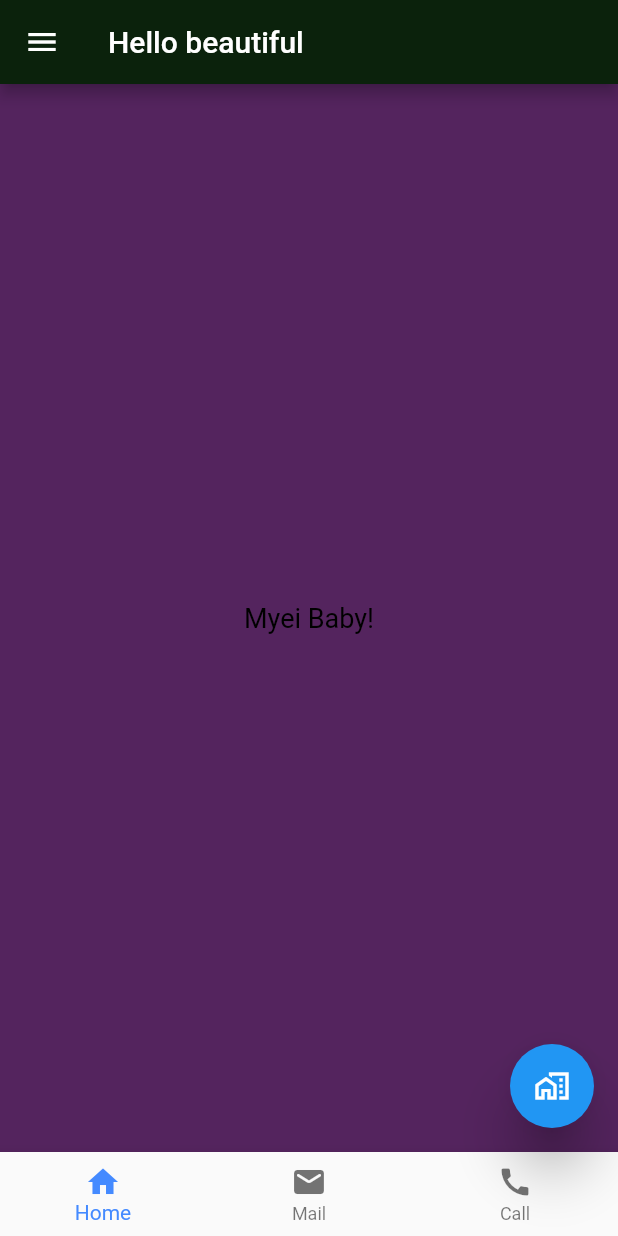
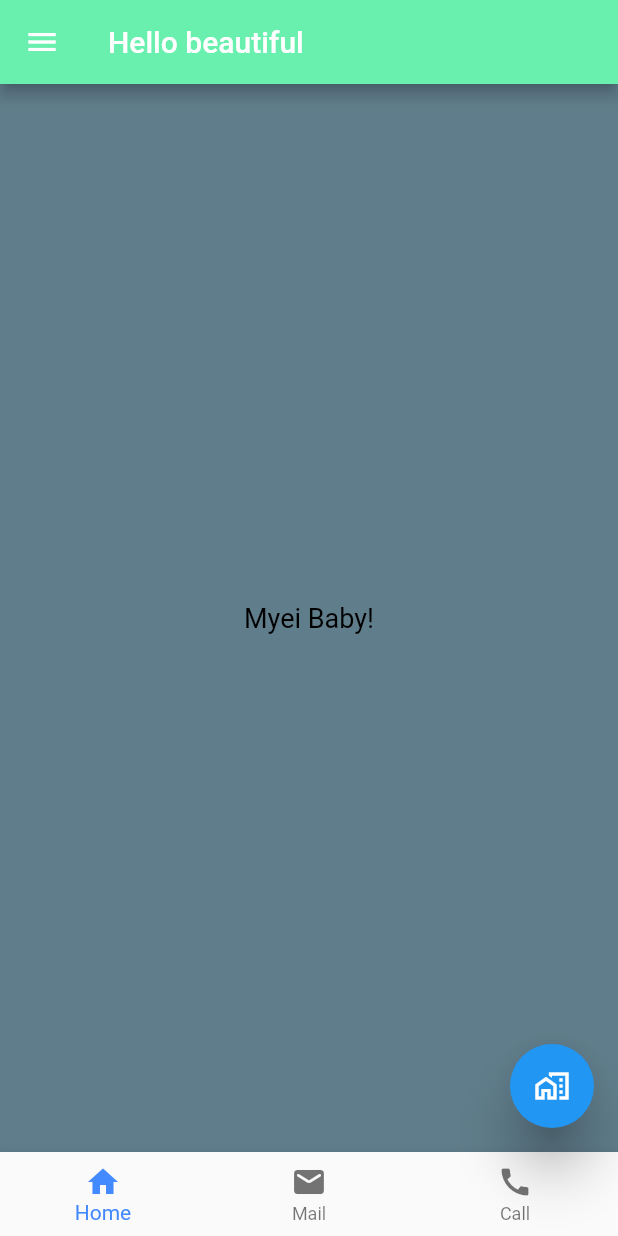
Before and after one commit to Zee-tech-oops/FlutterApp, a Flutter app: the screen it shows after launch, on a phone screen of 412 x 824 dp. Run offline on Flutter 3.47's test engine with Material 2 defaults, Android fonts, the phone set to English and light mode, and no system bars.

Commit message:
Use of Different files

```diff
--- /dev/null
+++ b/lib/homePage.dart
@@ -0,0 +1,71 @@
+import 'package:flutter/material.dart';
+
+class HomePage extends StatelessWidget {
+  const HomePage({super.key});
+
+  @override
+  Widget build(BuildContext context) {
+    return Scaffold(
+
+        backgroundColor: Colors.blueGrey,
+
+        appBar: AppBar(
+          title: const Text("Hello beautiful"),
+          backgroundColor: Colors.greenAccent,
+        ),
+
+        body: Container(
+          // width: 200,
+          // height: 200,
+          // height: double.infinity,
+          // color: Color.fromARGB(76, 15, 34, 141),
+          margin: const EdgeInsets.all(20),
+          padding: const EdgeInsets.all(20),
+          child: const Center(
+            child: Text("Myei Baby!", style: TextStyle(color: Colors.black, fontSize: 18),),
+          )
+        ),
+
+        floatingActionButton: FloatingActionButton(
+          elevation: 15.0,
+          child: const Icon(Icons.maps_home_work_outlined),
+          onPressed: () {
+          //actions
+          },
+        ),
+
+        drawer: Drawer(
+          child: ListView(
+            children: const <Widget>[
+              DrawerHeader(
+                decoration: BoxDecoration(color: Color.fromARGB(255, 68, 63, 65)),
+                child: Text("Hello Pakistan",style: TextStyle(color: Color.fromARGB(255, 255, 255, 255),fontSize: 23),),
+              ),
+              ListTile(title: Text("Home"),),
+              ListTile(title: Text("Search"),)
+            ],
+          )
+        ),
+
+      bottomNavigationBar: BottomNavigationBar(
+        currentIndex: 0,
+        fixedColor: Colors.blueAccent,
+        items: const[
+          BottomNavigationBarItem(
+            label: "Home",
+            icon: Icon(Icons.home)),
+
+            BottomNavigationBarItem(
+              label: "Mail",
+              icon: Icon(Icons.mail_rounded)),
+
+            BottomNavigationBarItem(
+              label: "Call",
+              icon: Icon(Icons.call)),
+        ],
+        onTap: (int indexOfItem) {}),
+
+      );
+
+  }
+}
--- a/lib/main.dart
+++ b/lib/main.dart
@@ -1,4 +1,5 @@
 import 'package:flutter/material.dart';
+import 'package:flutter_application_2/homePage.dart';
 
 void main() {
   runApp(const MyApp());
@@ -10,69 +11,8 @@ class MyApp extends StatelessWidget {
   @override
   Widget build(BuildContext context) {
     return
-    MaterialApp(
-      home: Scaffold(
-
-        backgroundColor: Color.fromARGB(255, 84, 36, 94),
-
-        appBar: AppBar(
-          title: const Text("Hello beautiful"),
-          backgroundColor: Color.fromARGB(255, 11, 34, 12),
-        ),
-
-        body: Container(
-          // width: 200,
-          // height: 200,
-          // height: double.infinity,
-          // color: Color.fromARGB(76, 15, 34, 141),
-          margin: const EdgeInsets.all(20),
-          padding: const EdgeInsets.all(20),
-          child: const Center(
-            child: Text("Myei Baby!", style: TextStyle(color: Colors.black, fontSize: 18),),
-          )
-        ),
-
-        floatingActionButton: FloatingActionButton(
-          elevation: 15.0,
-          child: const Icon(Icons.maps_home_work_outlined),
-          onPressed: () {
-          //actions
-          },
-        ),
-
-        drawer: Drawer(
-          child: ListView(
-            children: const <Widget>[
-              DrawerHeader(
-                decoration: BoxDecoration(color: Color.fromARGB(255, 68, 63, 65)),
-                child: Text("Hello Pakistan",style: TextStyle(color: Color.fromARGB(255, 255, 255, 255),fontSize: 23),),
-              ),
-              ListTile(title: Text("Home"),),
-              ListTile(title: Text("Search"),)
-            ],
-          )
-        ),
-
-      bottomNavigationBar: BottomNavigationBar(
-        currentIndex: 0,
-        fixedColor: Colors.blueAccent,
-        items: const[
-          BottomNavigationBarItem(
-            label: "Home",
-            icon: Icon(Icons.home)),
-
-            BottomNavigationBarItem(
-              label: "Mail",
-              icon: Icon(Icons.mail_rounded)),
-
-            BottomNavigationBarItem(
-              label: "Call",
-              icon: Icon(Icons.call)),
-        ],
-        onTap: (int indexOfItem) {}),
-
-      ),
-
+    const MaterialApp(
+      home:  HomePage(),
     );
   }
 }
```
